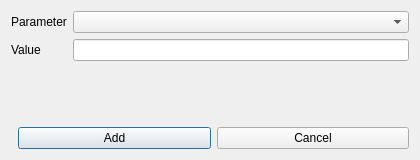
Above: src/ui/dialogs/AddTcapParameterDialog.ui from saman-aba/Boar before the change. Below: the same form after it.
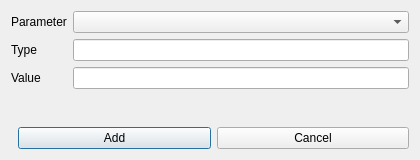
That is the form after the change.

Patch:
```diff
--- a/src/ui/dialogs/AddTcapParameterDialog.ui
+++ b/src/ui/dialogs/AddTcapParameterDialog.ui
@@ -13,8 +13,10 @@
     <layout class="QFormLayout" name="formLayout">
      <item row="0" column="0"><widget class="QLabel" name="labelParameter"><property name="text"><string>Parameter</string></property></widget></item>
      <item row="0" column="1"><widget class="QComboBox" name="comboParameterName"/></item>
-     <item row="1" column="0"><widget class="QLabel" name="labelValue"><property name="text"><string>Value</string></property></widget></item>
-     <item row="1" column="1"><widget class="QLineEdit" name="editParameterValue"/></item>
+     <item row="1" column="0"><widget class="QLabel" name="labelType"><property name="text"><string>Type</string></property></widget></item>
+     <item row="1" column="1"><widget class="QLineEdit" name="editTypeName"><property name="readOnly"><bool>true</bool></property></widget></item>
+     <item row="2" column="0"><widget class="QLabel" name="labelValue"><property name="text"><string>Value</string></property></widget></item>
+     <item row="2" column="1"><widget class="QLineEdit" name="editParameterValue"/></item>
     </layout>
    </item>
    <item>
```
